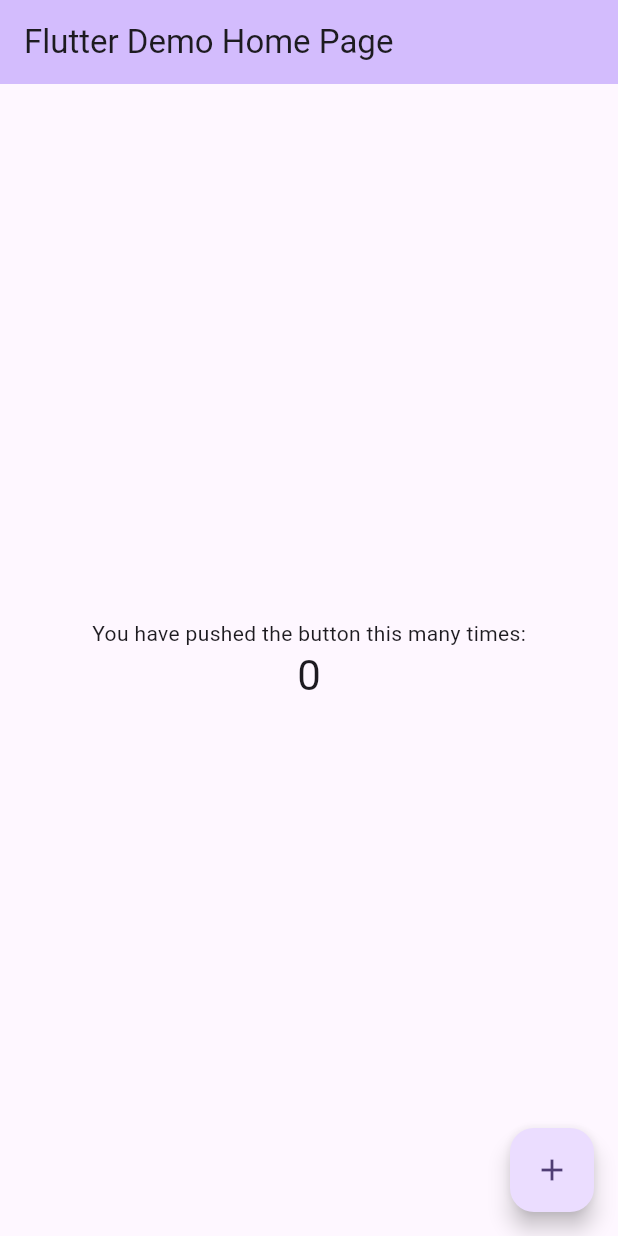
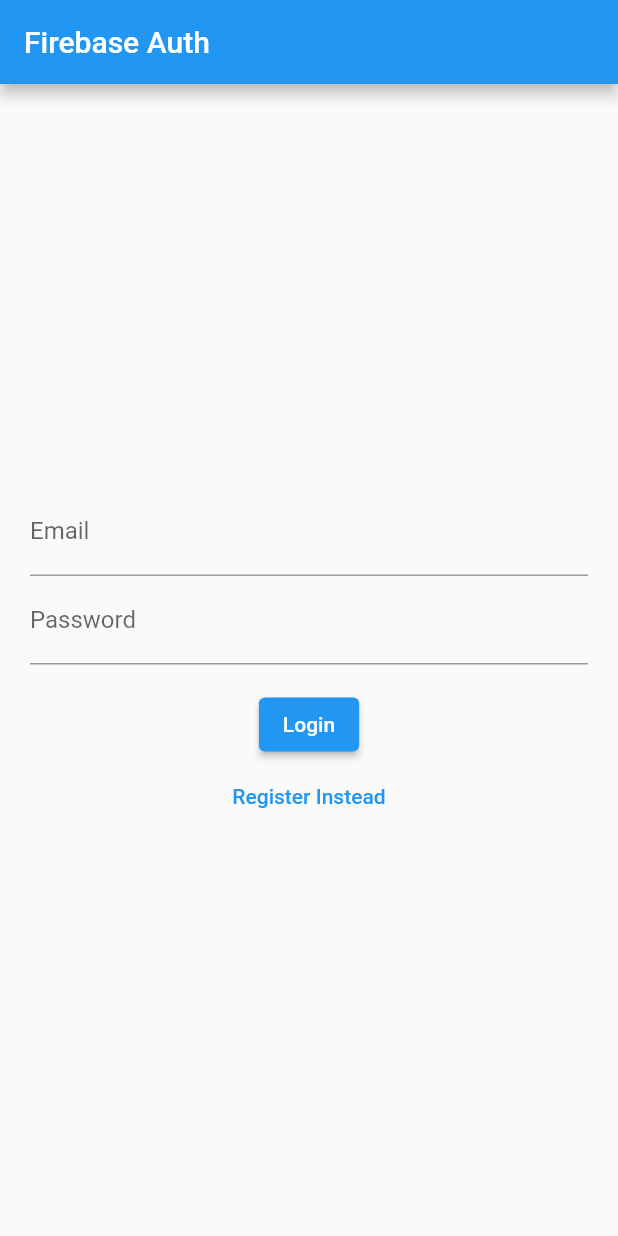
Before and after one commit to Ciolo2002/VeniceGo, a Flutter app: the screen it shows after launch, on a phone screen of 412 x 824 dp. Run offline on Flutter 3.47's test engine with Material 2 defaults, Android fonts, the phone set to English and light mode, and no system bars; our stand-ins replace firebase_auth, firebase_core; accounts and stored records are empty.

Commit message:
implementato login e registrazione

```diff
--- /dev/null
+++ b/lib/auth.dart
@@ -0,0 +1,33 @@
+import 'package:firebase_auth/firebase_auth.dart';
+
+class Auth {
+  final FirebaseAuth _firebaseAuth = FirebaseAuth.instance;
+
+  User? get currentUser => _firebaseAuth.currentUser;
+
+  Stream<User?> get authStateChanges => _firebaseAuth.authStateChanges();
+
+  Future<void> signInWithEmailAndPassword({
+    required String email,
+    required String password,
+  }) async {
+    await _firebaseAuth.signInWithEmailAndPassword(
+      email: email,
+      password: password,
+    );
+  }
+
+  Future<void> createUSerWithEmailAndPassword({
+    required String email,
+    required String password,
+  }) async {
+    await _firebaseAuth.createUserWithEmailAndPassword(
+      email: email,
+      password: password,
+    );
+  }
+
+  Future<void> signOut() async {
+    await _firebaseAuth.signOut();
+  }
+}
--- a/lib/main.dart
+++ b/lib/main.dart
@@ -1,144 +1,28 @@
+import 'widget_tree.dart';
 import 'package:flutter/material.dart';
 import 'package:firebase_core/firebase_core.dart';
 import 'firebase_options.dart';
-import 'package:firebase_database/firebase_database.dart';
 
-
-
-void main() async {
+Future<void> main() async {
+  // fondamentali per il funzionamento di Firebase
   WidgetsFlutterBinding.ensureInitialized();
-  await Firebase.initializeApp(
-    options: DefaultFirebaseOptions.currentPlatform,
-  );
+  await Firebase.initializeApp(options:
+    DefaultFirebaseOptions.currentPlatform,
+  ); // inizializza Firebase
   runApp(const MyApp());
 }
 
-class MyApp extends StatelessWidget {
-  const MyApp({super.key});
+class MyApp extends StatelessWidget{
+  const MyApp({Key? key}) : super(key: key);
 
-  // This widget is the root of your application.
   @override
-  Widget build(BuildContext context) {
+  Widget build(BuildContext context){
     return MaterialApp(
-      title: 'Flutter Demo',
+      debugShowCheckedModeBanner: false,
       theme: ThemeData(
-        // This is the theme of your application.
-        //
-        // TRY THIS: Try running your application with "flutter run". You'll see
-        // the application has a blue toolbar. Then, without quitting the app,
-        // try changing the seedColor in the colorScheme below to Colors.green
-        // and then invoke "hot reload" (save your changes or press the "hot
-        // reload" button in a Flutter-supported IDE, or press "r" if you used
-        // the command line to start the app).
-        //
-        // Notice that the counter didn't reset back to zero; the application
-        // state is not lost during the reload. To reset the state, use hot
-        // restart instead.
-        //
-        // This works for code too, not just values: Most code changes can be
-        // tested with just a hot reload.
-        colorScheme: ColorScheme.fromSeed(seedColor: Colors.deepPurple),
-        useMaterial3: true,
+        primarySwatch: Colors.blue,
       ),
-      home: const MyHomePage(title: 'Flutter Demo Home Page'),
+      home: const WidgetTree(),
     );
   }
 }
-
-class MyHomePage extends StatefulWidget {
-  const MyHomePage({super.key, required this.title});
-
-  // This widget is the home page of your application. It is stateful, meaning
-  // that it has a State object (defined below) that contains fields that affect
-  // how it looks.
-
-  // This class is the configuration for the state. It holds the values (in this
-  // case the title) provided by the parent (in this case the App widget) and
-  // used by the build method of the State. Fields in a Widget subclass are
-  // always marked "final".
-
-  final String title;
-
-  @override
-  State<MyHomePage> createState() => _MyHomePageState();
-}
-
-class _MyHomePageState extends State<MyHomePage> {
-  int _counter = 0;
-
-
-  void _incrementCounter() {
-    // This call to setState tells the Flutter framework that something has
-    // changed in this State, which causes it to rerun the build method below
-    // so that the display can reflect the updated values. If we changed
-    // _counter without calling setState(), then the build method would not be
-    // called again, and so nothing would appear to happen.
-
-    setState(() {
-      _counter++;
-      DatabaseReference ref = FirebaseDatabase.instance.ref();
-      try {
-        ref.set({'test': _counter});
-      } catch (e) {
-        print('Errore durante ila salvataggio nel database: $e');
-      }
-    });
-  }
-
-
-
-  @override
-  Widget build(BuildContext context) {
-    // This method is rerun every time setState is called, for instance as done
-    // by the _incrementCounter method above.
-    //
-    // The Flutter framework has been optimized to make rerunning build methods
-    // fast, so that you can just rebuild anything that needs updating rather
-    // than having to individually change instances of widgets.
-    return Scaffold(
-      appBar: AppBar(
-        // TRY THIS: Try changing the color here to a specific color (to
-        // Colors.amber, perhaps?) and trigger a hot reload to see the AppBar
-        // change color while the other colors stay the same.
-        backgroundColor: Theme.of(context).colorScheme.inversePrimary,
-        // Here we take the value from the MyHomePage object that was created by
-        // the App.build method, and use it to set our appbar title.
-        title: Text(widget.title),
-      ),
-      body: Center(
-        // Center is a layout widget. It takes a single child and positions it
-        // in the middle of the parent.
-        child: Column(
-          // Column is also a layout widget. It takes a list of children and
-          // arranges them vertically. By default, it sizes itself to fit its
-          // children horizontally, and tries to be as tall as its parent.
-          //
-          // Column has various properties to control how it sizes itself and
-          // how it positions its children. Here we use mainAxisAlignment to
-          // center the children vertically; the main axis here is the vertical
-          // axis because Columns are vertical (the cross axis would be
-          // horizontal).
-          //
-          // TRY THIS: Invoke "debug painting" (choose the "Toggle Debug Paint"
-          // action in the IDE, or press "p" in the console), to see the
-          // wireframe for each widget.
-          mainAxisAlignment: MainAxisAlignment.center,
-          children: <Widget>[
-            const Text(
-              'You have pushed the button this many times:',
-            ),
-            Text(
-              '$_counter',
-              style: Theme.of(context).textTheme.headlineMedium,
-            ),
-          ],
-        ),
-      ),
-      floatingActionButton: FloatingActionButton(
-        onPressed: _incrementCounter,
-        tooltip: 'Increment',
-        child: const Icon(Icons.add),
-      ), // This trailing comma makes auto-formatting nicer for build methods.
-    );
-  }
-}
--- /dev/null
+++ b/lib/pages/login_register_page.dart
@@ -0,0 +1,108 @@
+import 'package:flutter/material.dart';
+import 'package:firebase_auth/firebase_auth.dart';
+import '../auth.dart';
+
+class LoginPage extends StatefulWidget{
+  const LoginPage({Key? key}) : super(key: key);
+
+  @override
+  State<LoginPage> createState() => _LoginPageState();
+}
+
+class _LoginPageState extends State<LoginPage>{
+
+  String? errorMessage = '';
+  bool isLogin = true;
+
+  final TextEditingController _controllerEmail = TextEditingController();
+  final TextEditingController _controllerPassword = TextEditingController();
+
+  Future<void> _signInWithEmailAndPassword() async {
+    try {
+      await Auth().signInWithEmailAndPassword(
+        email: _controllerEmail.text,
+        password: _controllerPassword.text,
+      );
+    } on FirebaseAuthException catch (e) {
+      setState(() {
+        errorMessage = e.message;
+      });
+    }
+  }
+
+  Future<void> _createUserWithEmailAndPassword() async {
+    try {
+      await Auth().createUSerWithEmailAndPassword(
+        email: _controllerEmail.text,
+        password: _controllerPassword.text,
+      );
+    } on FirebaseAuthException catch (e) {
+      setState(() {
+        errorMessage = e.message;
+      });
+    }
+  }
+
+  Widget _title(){
+    return const Text('Firebase Auth');
+  }
+
+  Widget _entryField( String title, TextEditingController controller){
+    return TextField(
+      controller: controller,
+      decoration: InputDecoration(
+        labelText: title,
+      ),
+    );
+  }
+
+  Widget _errorMessage(){
+    return Text(errorMessage == '' ?'' : 'Humm ? $errorMessage');
+  }
+
+  Widget _submitButton(){
+    return ElevatedButton(
+      onPressed: () {
+        isLogin ? _signInWithEmailAndPassword() : _createUserWithEmailAndPassword();
+      },
+      child: Text(isLogin ? 'Login' : 'Register'),
+    );
+  }
+
+  Widget _loginOrRegisterButton(){
+    return TextButton(
+      onPressed: (){
+        setState(() {
+          isLogin = !isLogin;
+        });
+      },
+      child: Text(isLogin ? 'Register Instead' : 'Login Instead'),
+    );
+  }
+
+  @override
+  Widget build(BuildContext context){
+    return Scaffold(
+      appBar: AppBar(
+        title: _title(),
+      ),
+      body: Container(
+        height: double.infinity,
+        width: double.infinity,
+        padding: const EdgeInsets.all(20),
+        child: Column(
+          crossAxisAlignment: CrossAxisAlignment.center,
+          mainAxisAlignment: MainAxisAlignment.center,
+          children: <Widget>[
+            _entryField('Email', _controllerEmail),
+            _entryField('Password', _controllerPassword),
+            _errorMessage(),
+            _submitButton(),
+            _loginOrRegisterButton(),
+          ]
+        ),
+      ),
+    );
+  }
+
+}
--- /dev/null
+++ b/lib/widget_tree.dart
@@ -0,0 +1,28 @@
+import 'package:flutter/material.dart';
+import 'pages/login_register_page.dart';
+import 'auth.dart';
+import 'pages/home_page.dart';
+
+class WidgetTree extends StatefulWidget{
+  const WidgetTree({Key? key}) : super(key: key);
+
+  @override
+  State<WidgetTree> createState() => _WidgetTreeState();
+}
+
+class _WidgetTreeState extends State<WidgetTree>{
+  @override
+  Widget build(BuildContext context){
+    return StreamBuilder(
+      stream: Auth().authStateChanges,
+      builder: (context, snapshot){
+        if(snapshot.hasData){
+          return HomePage();
+        } else {
+          return const LoginPage();
+        }
+      },
+    );
+  }
+
+}
--- a/pubspec.yaml
+++ b/pubspec.yaml
@@ -38,6 +38,7 @@ dependencies:
   firebase_core: ^2.18.0
   firebase_database: ^10.3.0
   firebase_auth: ^4.11.0
+  material: ^1.0.0+2
 
 dev_dependencies:
   flutter_test:
```
Also changed, not shown: lib/pages/home_page.dart (added, +56 -0 lines), lib/firebase_options.dart, lib/home_screen.dart (deleted), lib/welcome_screen.dart (deleted), pubspec.lock, 4 other files.
